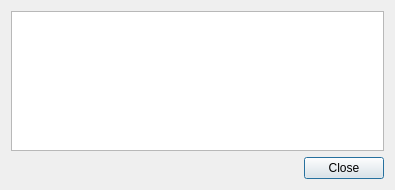
Before: the Qt Designer form src/plugins/qt4projectmanager/qt-maemo/maemoconfigtestdialog.ui in qt-creator/qt-creator, drawn with Qt 5.
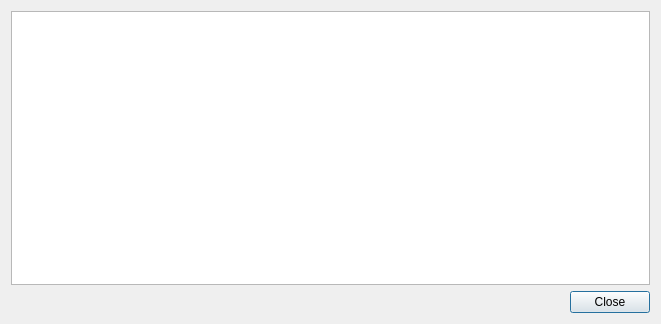
After: the same form once the commit is applied.

Commit message:
Maemo: More stable check for on-device Qt packages.
According to the man page, dpkg -l ist not suitable for automated parsing.

```diff
--- a/src/plugins/qt4projectmanager/qt-maemo/maemoconfigtestdialog.ui
+++ b/src/plugins/qt4projectmanager/qt-maemo/maemoconfigtestdialog.ui
@@ -6,8 +6,8 @@
    <rect>
     <x>0</x>
     <y>0</y>
-    <width>395</width>
-    <height>190</height>
+    <width>661</width>
+    <height>324</height>
    </rect>
   </property>
   <property name="windowTitle">
```
The commit also changes 1 other file.
